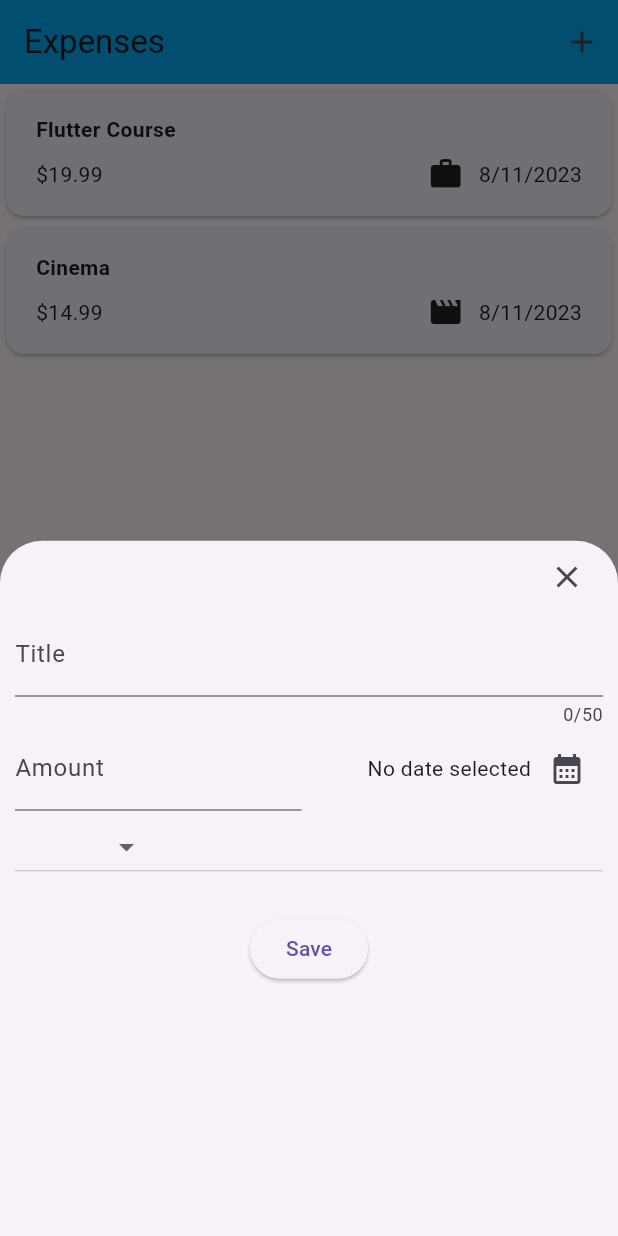
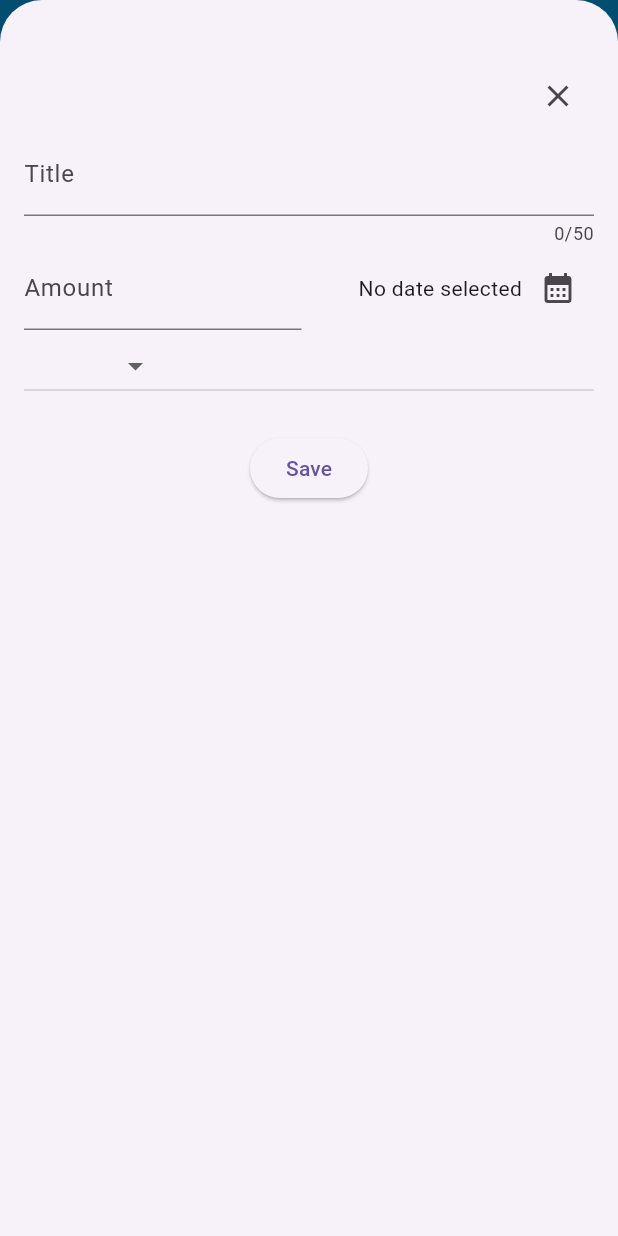
Before and after one commit to davidecarizzoni/flutter_expense_tracker_app, a Flutter app: the screen it shows after launch, after a tap on the "add" icon, on a phone screen of 412 x 824 dp. Run offline on Flutter 3.47's test engine with Material 2 defaults, Android fonts, the phone set to English and light mode, and no system bars.

Commit message:
feat(expenses)

```diff
--- a/lib/widgets/expenses.dart
+++ b/lib/widgets/expenses.dart
@@ -32,9 +32,16 @@ class _ExpensesState extends State<Expenses> {
     });
   }
 
+  void _removeExpense(Expense expense) {
+    setState(() {
+      _registeredExpenses.remove(expense);
+    });
+  }
+
   void _openAddExpenseModal() {
     showModalBottomSheet(
       context: context,
+      isScrollControlled: true,
       builder: (ctx) => NewExpense(addExpense: _addExpense),
     );
   }
@@ -55,7 +62,10 @@ class _ExpensesState extends State<Expenses> {
       body: Column(
         children: [
           Expanded(
-            child: ExpensesList(expenses: _registeredExpenses),
+            child: ExpensesList(
+              expenses: _registeredExpenses,
+              onRemoveExpense: _removeExpense,
+            ),
           ),
         ],
       ),
--- a/lib/widgets/expenses_list/expenses_list.dart
+++ b/lib/widgets/expenses_list/expenses_list.dart
@@ -3,15 +3,27 @@ import 'package:expense_tracker/widgets/expenses_list/expenses_item.dart';
 import 'package:flutter/material.dart';
 
 class ExpensesList extends StatelessWidget {
-  const ExpensesList({required this.expenses, super.key});
+  const ExpensesList(
+      {required this.expenses, required this.onRemoveExpense, super.key});
 
   final List<Expense> expenses;
+  final void Function(Expense expense) onRemoveExpense;
 
   @override
   Widget build(BuildContext context) {
     return ListView.builder(
       itemCount: expenses.length,
-      itemBuilder: (context, index) => ExpensesItem(expense: expenses[index]),
+      itemBuilder: (context, index) => Dismissible(
+        key: ValueKey(
+          expenses[index],
+        ),
+        child: ExpensesItem(
+          expense: expenses[index],
+        ),
+        onDismissed: (direction) {
+          onRemoveExpense(expenses[index]);
+        },
+      ),
     );
   }
 }
--- a/lib/widgets/new_expense.dart
+++ b/lib/widgets/new_expense.dart
@@ -82,7 +82,7 @@ class _NewExpenseState extends State<NewExpense> {
   @override
   Widget build(BuildContext context) {
     return Padding(
-      padding: const EdgeInsets.symmetric(horizontal: 10),
+      padding: const EdgeInsets.fromLTRB(16, 40, 16, 0),
       child: ListView(
         children: [
           Row(
```
